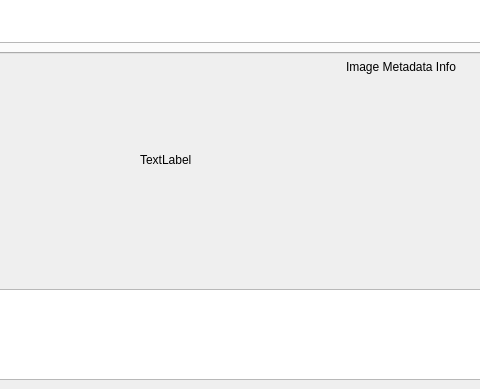
Before: the Qt Designer form kstars/tools/observinglist.ui in KDE/kstars, drawn with Qt 5; both pictures show x 239 to 719 and y 261 to 650 of the 837 by 650 pixel window.
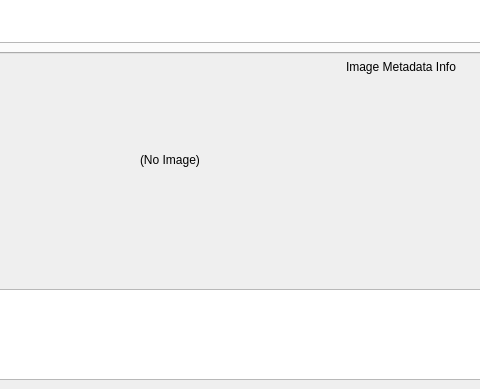
After: the same form once the commit is applied. Custom widgets are drawn as their Qt base class.

Commit message:
Make the Image Preview label when there is no object selected meaningful
Instead of TextLabel, show (No Image)

```diff
--- a/kstars/tools/observinglist.ui
+++ b/kstars/tools/observinglist.ui
@@ -589,7 +589,7 @@
         </size>
        </property>
        <property name="text">
-        <string>TextLabel</string>
+        <string>(No Image)</string>
        </property>
       </widget>
      </item>
```
